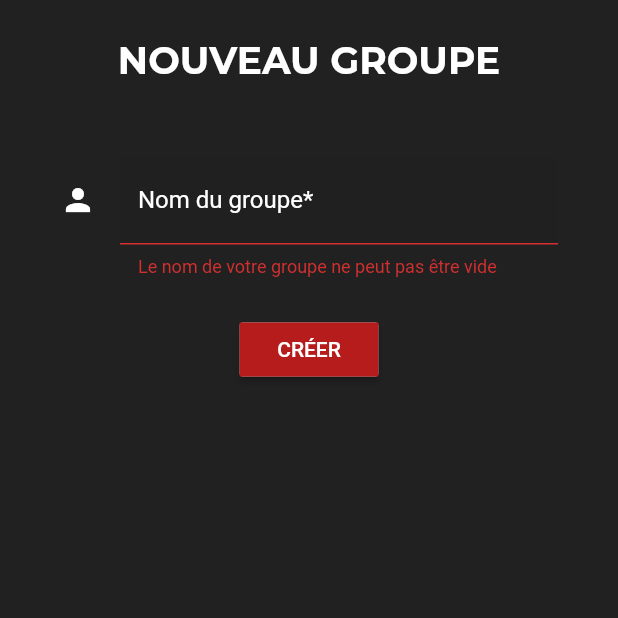
After one commit to alxreed/on_regarde_quoi_ce_soir, a Flutter app: the NewGroupPage screen opened directly, after a tap on "CRÉER", on a phone screen of 412 x 824 dp, the top half of it. The commit adds this screen. Run offline on Flutter 3.47's test engine with Material 2 defaults, Android fonts, the phone set to English and light mode, and no system bars; our stand-ins replace cloud_firestore, firebase_auth, flutter_icons, flutter_spinkit, google_fonts, google_sign_in; missing offline and left inert: flutter_facebook_login; accounts and stored records are empty.

Commit message:
implements new group and new group form

```diff
--- a/lib/views/groupMenu.dart
+++ b/lib/views/groupMenu.dart
@@ -14,6 +14,8 @@ import 'package:onregardequoicesoir/widgets/loader.dart';
 import 'package:onregardequoicesoir/widgets/titleText.dart';
 import 'package:onregardequoicesoir/constants/constants.dart' as Constants;
 import 'package:onregardequoicesoir/widgets/listMenuTile.dart';
+
+import 'newGroupPage.dart';
 
 class GroupMenu extends StatefulWidget {
   final FirebaseUser user;
@@ -58,7 +60,8 @@ class _GroupMenuState extends State<GroupMenu> {
                   ),
                   if (user.groupsUIDs.length == 0)
                     Container(
-                      padding: EdgeInsets.symmetric(vertical: 200, horizontal: 20),
+                      padding:
+                          EdgeInsets.symmetric(vertical: 200, horizontal: 20),
                       child: Center(
                         child: TitleText("Vous n'avez pas encore de groupe",
                             fontSize: 25),
@@ -83,7 +86,9 @@ class _GroupMenuState extends State<GroupMenu> {
             ),
             floatingActionButton: FloatingActionButton(
               backgroundColor: Constants.red,
-              onPressed: null,
+              onPressed: () {
+                _showDialog();
+              },
               child: Icon(
                 Icons.add,
                 color: Constants.white,
@@ -92,4 +97,36 @@ class _GroupMenuState extends State<GroupMenu> {
           ));
         });
   }
+
+  void _showDialog() {
+    showDialog(
+        context: context,
+        builder: (BuildContext context) {
+          return AlertDialog(
+            content: Text(
+                'Veux-tu créer un nouveau groupe ou rejoindre un groupe existant ?'),
+            actions: <Widget>[
+              FlatButton(
+                child: Text('ANNULER'),
+                onPressed: () {
+                  Navigator.of(context).pop();
+                },
+              ),
+              FlatButton(
+                child: Text('REJOINDRE'),
+                onPressed: () {
+                  // TODO SEARCH EXISTING GROUP
+                },
+              ),
+              FlatButton(
+                child: Text('CREER'),
+                onPressed: () {
+                  Navigator.push(context,
+                      MaterialPageRoute(builder: (context) => NewGroupPage()));
+                },
+              ),
+            ],
+          );
+        });
+  }
 }
--- /dev/null
+++ b/lib/views/newGroupPage.dart
@@ -0,0 +1,40 @@
+import 'package:flutter/material.dart';
+import 'package:onregardequoicesoir/controllers/colorController.dart';
+import 'package:onregardequoicesoir/widgets/groupForm.dart';
+import 'package:onregardequoicesoir/widgets/titleText.dart';
+
+class NewGroupPage extends StatefulWidget {
+  NewGroupPage({Key key}) : super(key: key);
+
+  _NewGroupPageState createState() => _NewGroupPageState();
+}
+
+class _NewGroupPageState extends State<NewGroupPage> {
+  @override
+  Widget build(BuildContext context) {
+    return SafeArea(
+        child: Scaffold(
+            backgroundColor: colorController.background,
+            body: SingleChildScrollView(
+                child: Container(
+                  child: Column(
+                    children: <Widget>[
+                      Container(
+                        padding: EdgeInsets.symmetric(vertical: 25),
+                        child: Center(
+                          child: TitleText("nouveau groupe".toUpperCase(),
+                              fontSize: 25),
+                        ),
+                      ),
+                      Container(
+                        height: MediaQuery.of(context).size.height * 0.80,
+                        child: Container(
+                          child: GroupForm(),
+                        ),
+                      ),
+                    ],
+                  ),
+                ))));;
+  }
+
+}
--- /dev/null
+++ b/lib/widgets/groupForm.dart
@@ -0,0 +1,97 @@
+import 'package:flutter/material.dart';
+import 'package:onregardequoicesoir/controllers/colorController.dart';
+import 'package:onregardequoicesoir/models/group.dart';
+import 'package:onregardequoicesoir/constants/constants.dart' as Constants;
+
+
+class GroupForm extends StatefulWidget {
+  GroupForm({Key key}) : super(key: key);
+
+  _GroupFormState createState() => _GroupFormState();
+}
+
+class _GroupFormState extends State<GroupForm> {
+  Group group = new Group();
+
+  bool _autoValidate = false;
+
+  final GlobalKey<FormState> _formKey = GlobalKey<FormState>();
+
+  @override
+  Widget build(BuildContext context) {
+    const sizedBoxSpace = SizedBox(
+      height: 24,
+    );
+    Color cursorColor = colorController.text;
+
+    return Form(
+      key: _formKey,
+      child: Container(
+        padding: EdgeInsets.symmetric(horizontal: 40),
+        child: Column(
+          children: <Widget>[
+            sizedBoxSpace,
+            TextFormField(
+              style: TextStyle(color: cursorColor),
+              cursorColor: cursorColor,
+              decoration: InputDecoration(
+                filled: true,
+                icon: const Icon(
+                  Icons.person,
+                  color: Colors.white,
+                ),
+                hintText: "Tape le nom de ton groupe",
+                hintStyle: TextStyle(color: Constants.grey),
+                labelText: "Nom du groupe*",
+                labelStyle: TextStyle(color: cursorColor),
+                enabledBorder: UnderlineInputBorder(
+                    borderSide: BorderSide(color: Constants.grey)),
+                focusedBorder: UnderlineInputBorder(
+                    borderSide: BorderSide(color: cursorColor)),
+              ),
+              onSaved: (value) {
+                group.name = value;
+              },
+              validator: _validateName,
+            ),
+            sizedBoxSpace,
+            RaisedButton(
+              padding: const EdgeInsets.all(0.0),
+              onPressed: () {
+                _handleSubmitted();
+              },
+              child: Container(
+                padding: const EdgeInsets.symmetric(horizontal: 25, vertical: 10),
+                decoration: BoxDecoration(color: Constants.red),
+                child: Text(
+                  "créer".toUpperCase(),
+                  style: TextStyle(color: Constants.white),
+                ),
+              ),
+            ),
+          ],
+        ),
+      ),
+    );
+  }
+
+  String _validateName(String value) {
+    String errorMsg;
+    if (value.isEmpty) {
+      errorMsg = "Le nom de votre groupe ne peut pas être vide";
+    }
+    return errorMsg;
+  }
+
+  void _handleSubmitted() async {
+    final form = _formKey.currentState;
+    if (!form.validate()) {
+      _autoValidate = true; // Start validating on every change.
+    } else {
+      form.save();
+      // TO DO CREER LE GROUPE
+    }
+  }
+
+
+}
--- a/lib/widgets/registerForm.dart
+++ b/lib/widgets/registerForm.dart
@@ -5,7 +5,6 @@ import 'package:onregardequoicesoir/controllers/colorController.dart';
 import 'package:onregardequoicesoir/models/registerData.dart';
 import 'package:onregardequoicesoir/services/authService.dart';
 import 'package:onregardequoicesoir/widgets/passwordField.dart';
-import 'package:onregardequoicesoir/widgets/titleText.dart';
 import 'package:onregardequoicesoir/constants/constants.dart' as Constants;
 
 class RegisterForm extends StatefulWidget {
```
Also changed, not shown: pubspec.lock.
